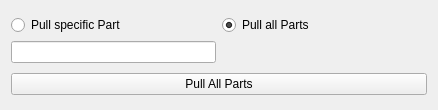
Before: the Qt Designer form snapcraft-qt/stage_dialog.ui in snapcraft-gui/snapcraft-gui, drawn with Qt 5.
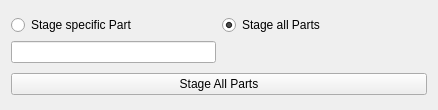
After: the same form once the commit is applied.

Commit message: stage command dialog added , hence snapcraft stage <step> will work

```diff
--- a/snapcraft-qt/stage_dialog.ui
+++ b/snapcraft-qt/stage_dialog.ui
@@ -29,7 +29,7 @@
      <item row="0" column="1">
       <widget class="QRadioButton" name="all_radio">
        <property name="text">
-        <string>Pull all Parts</string>
+        <string>Stage all Parts</string>
        </property>
        <property name="checked">
         <bool>true</bool>
@@ -39,7 +39,7 @@
      <item row="0" column="0">
       <widget class="QRadioButton" name="specific_pull_radio">
        <property name="text">
-        <string>Pull specific Part</string>
+        <string>Stage specific Part</string>
        </property>
       </widget>
      </item>
@@ -48,7 +48,7 @@
    <item>
     <widget class="QPushButton" name="pull_button">
      <property name="text">
-      <string>Pull All Parts</string>
+      <string>Stage All Parts</string>
      </property>
     </widget>
    </item>
```
Left out of the diff: 8 changed lines with no effect on the pictures. The commit also changes 2 other files.
